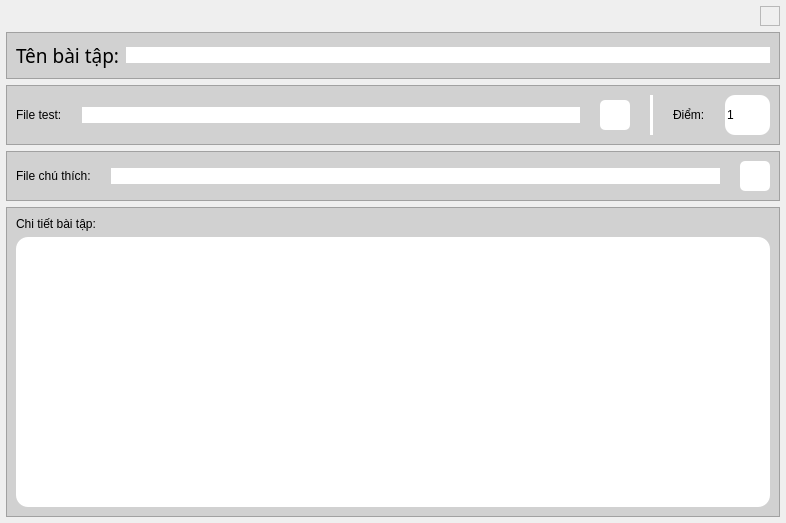
This is UI_Files/edit_frame.ui in hoangm960/Astraea as Qt 5 draws it before an edit. The edited form follows.
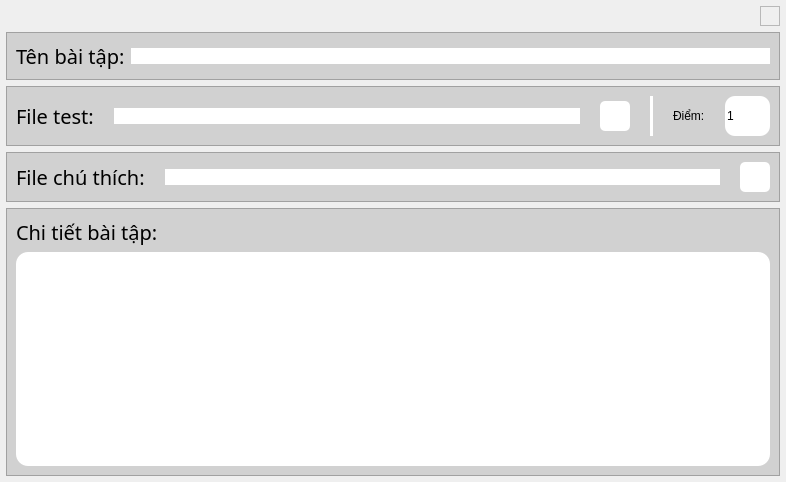
This is the edited form. Icons and pictures are not drawn.

```diff
--- a/UI_Files/edit_frame.ui
+++ b/UI_Files/edit_frame.ui
@@ -7,7 +7,7 @@
     <x>0</x>
     <y>0</y>
     <width>786</width>
-    <height>523</height>
+    <height>482</height>
    </rect>
   </property>
   <property name="minimumSize">
@@ -25,7 +25,7 @@
   <property name="font">
    <font>
     <family>iCiel Effra</family>
-    <pointsize>14</pointsize>
+    <pointsize>15</pointsize>
     <weight>50</weight>
     <italic>false</italic>
     <bold>false</bold>
@@ -149,7 +149,7 @@
         <property name="font">
          <font>
           <family>iCiel Effra</family>
-          <pointsize>14</pointsize>
+          <pointsize>15</pointsize>
           <weight>50</weight>
           <italic>false</italic>
           <bold>false</bold>
@@ -236,6 +236,15 @@
       </property>
       <item>
        <widget class="QLabel" name="test_file_label">
+        <property name="font">
+         <font>
+          <family>iCiel Effra</family>
+          <pointsize>15</pointsize>
+          <weight>50</weight>
+          <italic>false</italic>
+          <bold>false</bold>
+         </font>
+        </property>
         <property name="text">
          <string>File test:</string>
         </property>
@@ -409,6 +418,15 @@
       </property>
       <item>
        <widget class="QLabel" name="info_file_label">
+        <property name="font">
+         <font>
+          <family>iCiel Effra</family>
+          <pointsize>15</pointsize>
+          <weight>50</weight>
+          <italic>false</italic>
+          <bold>false</bold>
+         </font>
+        </property>
         <property name="text">
          <string>File chú thích:</string>
         </property>
@@ -497,6 +515,15 @@
      <layout class="QVBoxLayout" name="verticalLayout_2">
       <item>
        <widget class="QLabel" name="details_label">
+        <property name="font">
+         <font>
+          <family>iCiel Effra</family>
+          <pointsize>15</pointsize>
+          <weight>50</weight>
+          <italic>false</italic>
+          <bold>false</bold>
+         </font>
+        </property>
         <property name="text">
          <string>Chi tiết bài tập:</string>
         </property>
```
Left out of the diff: 2 changed lines with no effect on the pictures.
